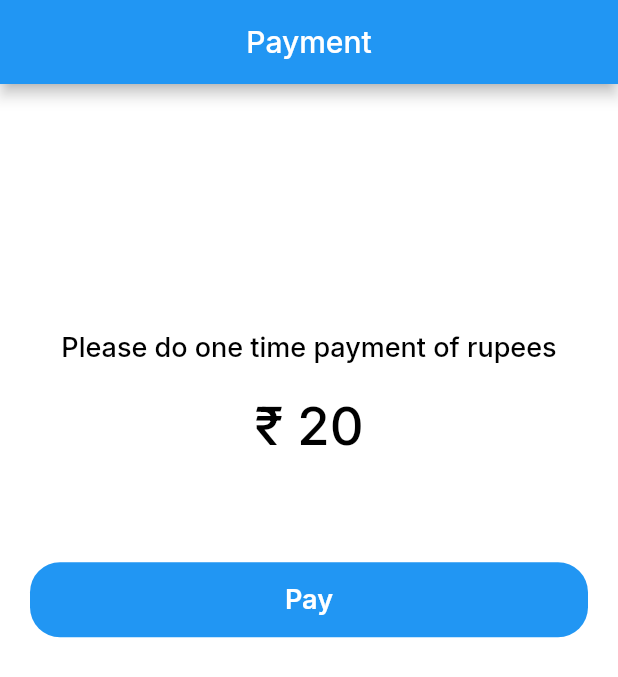
After one commit to bluelinecomputersmlr/e-straight-way-user, a Flutter app: the PaymentConfirmationPage screen opened by its route, on a phone screen of 412 x 824 dp. The commit adds this screen. Shown: the top 677 px of the screen. Run offline on Flutter 3.47's test engine with Material 2 defaults, Android fonts, the phone set to English and light mode, and no system bars; our stand-ins replace awesome_notifications, cached_network_image, carousel_slider, chewie, cloud_firestore, cloud_functions and 22 more; missing offline and left inert: flutter_cashfree_pg_sdk, geoflutterfire2, ntp, razorpay_flutter_customui; accounts and stored records are empty; project files that could hold a hidden picture were left out.

Commit message:
Added one time payment for service provider

```diff
--- a/lib/controller/home/home_service_provider_contoller.dart
+++ b/lib/controller/home/home_service_provider_contoller.dart
@@ -83,6 +83,11 @@ class HomeServiceProviderController extends GetxController {
     if (response["status"] == "success") {
       userData.value = UserModel.fromJson(response["user"]);
       dateTime = await NTP.now();
+
+      print(userData.value.isInitialPaymentDone);
+      if (userData.value.isInitialPaymentDone == null) {
+        Get.offAllNamed('/doPayment');
+      }
     } else {
       isMainError(true);
       mainErrorMessage.value = response["message"];
@@ -95,7 +100,6 @@ class HomeServiceProviderController extends GetxController {
     }
     Map<String, int> dashboardData =
         await BusinessServices().getAllDasboardData();
-    print(dashboardData);
     dashboardDataCount.value = dashboardData;
     isMainPageLoading(false);
   }
--- a/lib/get_pages.dart
+++ b/lib/get_pages.dart
@@ -31,6 +31,7 @@ import 'package:estraightwayapp/view/service_provider/home_service_provider.dart
 import 'package:estraightwayapp/view/service_provider/map_based_booking_service_provider.dart';
 import 'package:estraightwayapp/view/service_provider/my_business_page.dart';
 import 'package:estraightwayapp/view/service_provider/new_bookings.dart';
+import 'package:estraightwayapp/view/service_provider/payment_confirmation_page.dart';
 import 'package:estraightwayapp/view/service_provider/payouts_completed_page.dart';
 import 'package:estraightwayapp/view/service_provider/payouts_page.dart';
 import 'package:estraightwayapp/view/service_provider/received_bookings.dart';
@@ -279,4 +280,9 @@ final pages = [
     page: () => const ContactUs(),
     transition: Transition.rightToLeft,
   ),
+  GetPage(
+    name: '/doPayment',
+    page: () => const PaymentConfirmationPage(),
+    transition: Transition.rightToLeft,
+  ),
 ];
--- a/lib/model/user_model.dart
+++ b/lib/model/user_model.dart
@@ -21,6 +21,7 @@ class UserModel {
   bool? isServiceProvider;
   bool? isServiceProviderRegistered;
   bool? lastLoggedAsUser;
+  bool? isInitialPaymentDone;
   ServiceProviderModel? serviceProviderDetails;
 
   UserModel(
@@ -32,6 +33,7 @@ class UserModel {
       this.profilePhoto,
       this.isServiceProvider,
       this.isServiceProviderRegistered,
+      this.isInitialPaymentDone,
       this.lastLoggedAsUser,
       this.serviceProviderDetails});
   Map<String, dynamic> toJson() => _$UserModelToJson(this);
--- a/lib/view/service_provider/home_service_provider.dart
+++ b/lib/view/service_provider/home_service_provider.dart
@@ -1,6 +1,5 @@
 import 'package:estraightwayapp/constants.dart';
 import 'package:estraightwayapp/controller/home/home_service_provider_contoller.dart';
-import 'package:estraightwayapp/controller/service_provider/provider_home_controller.dart';
 import 'package:flutter/material.dart';
 import 'package:flutter_screenutil/flutter_screenutil.dart';
 import 'package:get/get.dart';
--- /dev/null
+++ b/lib/view/service_provider/payment_confirmation_page.dart
@@ -0,0 +1,82 @@
+import 'package:estraightwayapp/controller/home/verify_order_controller.dart';
+import 'package:estraightwayapp/controller/service_provider/payment_confirmation_controller.dart';
+import 'package:flutter/material.dart';
+import 'package:get/get.dart';
+import 'package:google_fonts/google_fonts.dart';
+
+class PaymentConfirmationPage extends StatelessWidget {
+  const PaymentConfirmationPage({super.key});
+
+  @override
+  Widget build(BuildContext context) {
+    var verifyOrderController = Get.put(PaymentConfirmationController());
+    var size = MediaQuery.of(context).size;
+
+    return Scaffold(
+      backgroundColor: Colors.white,
+      appBar: AppBar(
+        leading: Container(),
+        title: Text(
+          "Payment",
+          style: GoogleFonts.inter(fontWeight: FontWeight.w500),
+        ),
+        centerTitle: true,
+      ),
+      body: ListView(
+        children: [
+          SizedBox(
+            height: size.height * 0.20,
+          ),
+          Text(
+            "Please do one time payment of rupees",
+            style: GoogleFonts.inter(
+              color: Colors.black,
+              fontWeight: FontWeight.w500,
+              fontSize: 18.0,
+            ),
+            textAlign: TextAlign.center,
+          ),
+          const SizedBox(
+            height: 20.0,
+          ),
+          Text(
+            "₹ 20",
+            style: GoogleFonts.inter(
+              color: Colors.black,
+              fontWeight: FontWeight.w500,
+              fontSize: 35.0,
+            ),
+            textAlign: TextAlign.center,
+          ),
+          const SizedBox(
+            height: 50.0,
+          ),
+          GestureDetector(
+            onTap: () {
+              verifyOrderController.pay(context);
+            },
+            child: Container(
+              height: 50.0,
+              width: size.width,
+              margin: const EdgeInsets.all(20.0),
+              decoration: BoxDecoration(
+                color: Colors.blue,
+                borderRadius: BorderRadius.circular(20.0),
+              ),
+              child: Center(
+                child: Text(
+                  "Pay",
+                  style: GoogleFonts.inter(
+                    color: Colors.white,
+                    fontSize: 18.0,
+                    fontWeight: FontWeight.w600,
+                  ),
+                ),
+              ),
+            ),
+          )
+        ],
+      ),
+    );
+  }
+}
```
Also changed, not shown: lib/controller/service_provider/payment_confirmation_controller.dart (added, +144 -0 lines), lib/service/service_provider/payment_confirmation_service.dart (added, +19 -0 lines), lib/model/user_model.g.dart.
